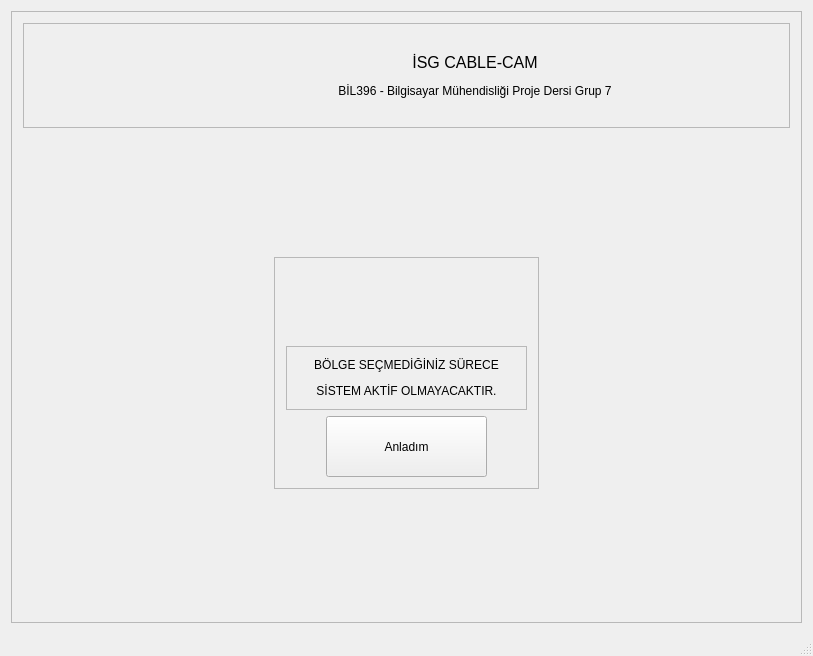
First picture: the form in projeGui(Qt Creator Ubuntu)/proje_gui/mainwindow.ui, repository BurakAkten/Project-Group7, before the edit.
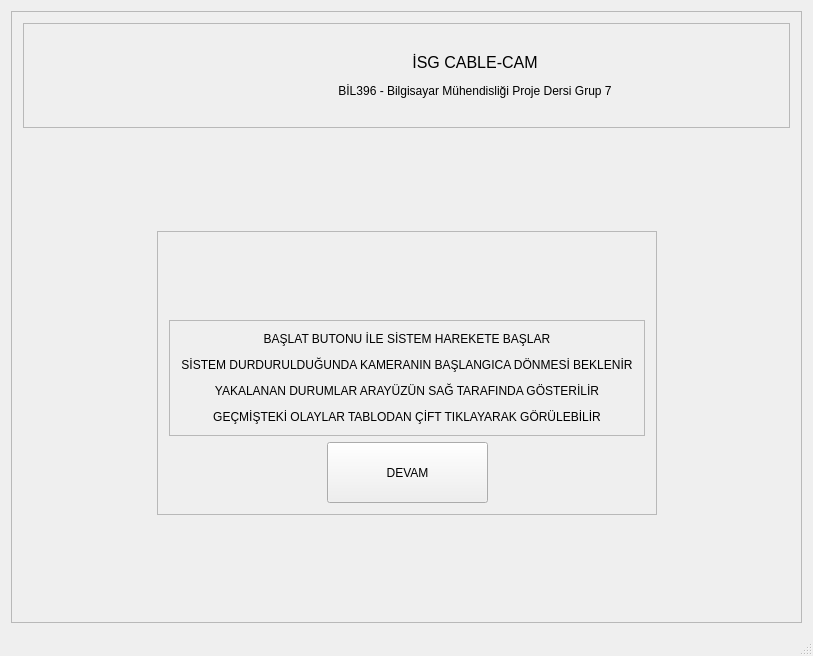
Second picture: the form after the edit.

The edit to the form file:
```diff
--- a/projeGui(Qt Creator Ubuntu)/proje_gui/mainwindow.ui
+++ b/projeGui(Qt Creator Ubuntu)/proje_gui/mainwindow.ui
@@ -208,7 +208,7 @@
                      <item row="0" column="0">
                       <widget class="QLabel" name="label_2">
                        <property name="text">
-                        <string>&lt;html&gt;&lt;head/&gt;&lt;body&gt;&lt;p align=&quot;center&quot;&gt;BÖLGE SEÇMEDİĞİNİZ SÜRECE&lt;/p&gt;&lt;p align=&quot;center&quot;&gt;SİSTEM AKTİF OLMAYACAKTIR.&lt;/p&gt;&lt;/body&gt;&lt;/html&gt;</string>
+                        <string>&lt;html&gt;&lt;head/&gt;&lt;body&gt;&lt;p align=&quot;center&quot;&gt;&lt;span style=&quot; font-size:9pt;&quot;&gt;BAŞLAT BUTONU İLE SİSTEM HAREKETE BAŞLAR&lt;/span&gt;&lt;/p&gt;&lt;p align=&quot;center&quot;&gt;&lt;span style=&quot; font-size:9pt;&quot;&gt;SİSTEM DURDURULDUĞUNDA KAMERANIN BAŞLANGICA DÖNMESİ BEKLENİR&lt;/span&gt;&lt;/p&gt;&lt;p align=&quot;center&quot;&gt;&lt;span style=&quot; font-size:9pt;&quot;&gt;YAKALANAN DURUMLAR ARAYÜZÜN SAĞ TARAFINDA GÖSTERİLİR&lt;/span&gt;&lt;/p&gt;&lt;p align=&quot;center&quot;&gt;&lt;span style=&quot; font-size:9pt;&quot;&gt;GEÇMİŞTEKİ OLAYLAR TABLODAN ÇİFT TIKLAYARAK GÖRÜLEBİLİR&lt;/span&gt;&lt;/p&gt;&lt;/body&gt;&lt;/html&gt;</string>
                        </property>
                       </widget>
                      </item>
@@ -239,7 +239,7 @@
                        </size>
                       </property>
                       <property name="text">
-                       <string>Anladım</string>
+                       <string>DEVAM</string>
                       </property>
                      </widget>
                     </item>
```
